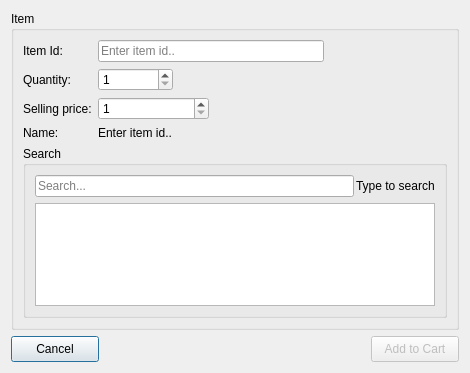
The window that src/ui/add_new_sell.ui (krivahtoo/stockmanager) describes before a commit, drawn with Qt 5.
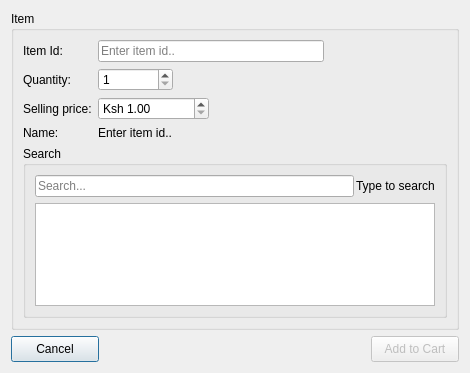
The same window after the commit. Icons and pictures are not drawn.

```diff
--- a/src/ui/add_new_sell.ui
+++ b/src/ui/add_new_sell.ui
@@ -134,6 +134,12 @@
           <height>16777215</height>
          </size>
         </property>
+        <property name="suffix">
+         <string>.00</string>
+        </property>
+        <property name="prefix">
+         <string>Ksh </string>
+        </property>
         <property name="minimum">
          <number>1</number>
         </property>
```
